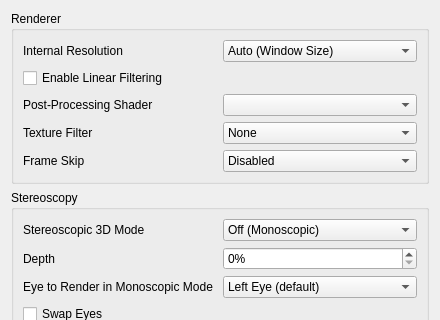
Before: the Qt Designer form src/citra_qt/configuration/configure_enhancements.ui in yeager/Borked3DS, drawn with Qt 5; both pictures show x 0 to 440 and y 0 to 320 of the 440 by 891 pixel window.
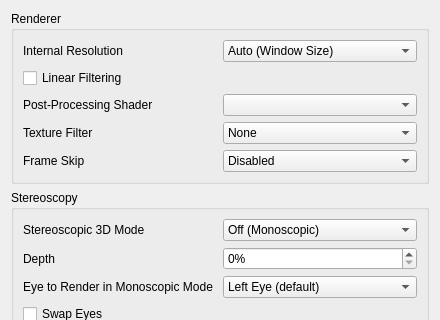
After: the same form once the commit is applied.

Diff of the .ui file:
```diff
--- a/src/citra_qt/configuration/configure_enhancements.ui
+++ b/src/citra_qt/configuration/configure_enhancements.ui
@@ -163,7 +163,7 @@
       <item>
        <widget class="QCheckBox" name="toggle_linear_filter">
         <property name="text">
-         <string>Enable Linear Filtering</string>
+         <string>Linear Filtering</string>
         </property>
        </widget>
       </item>
```
Left out of the diff: 12 changed lines with no effect on the pictures.
